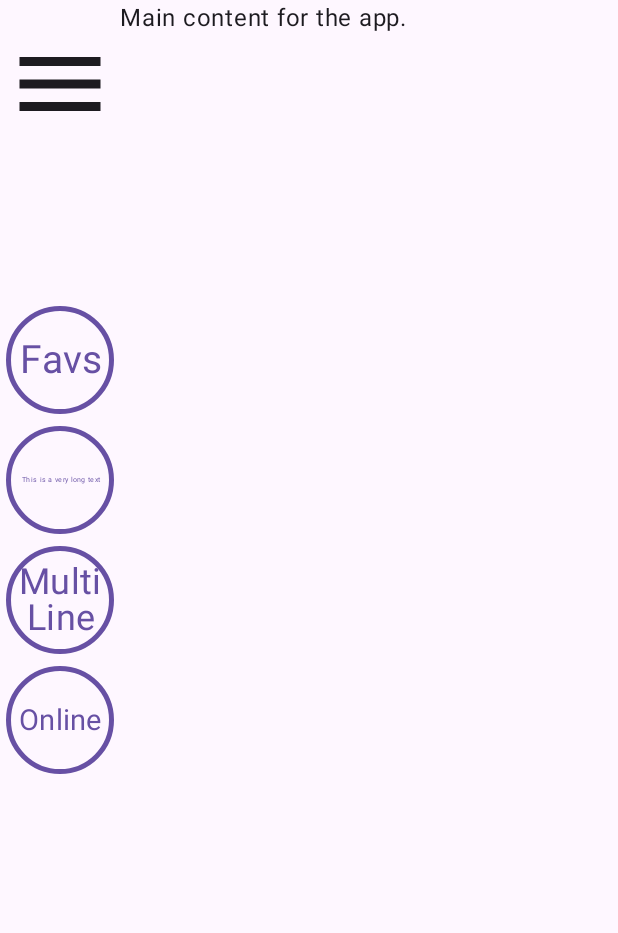
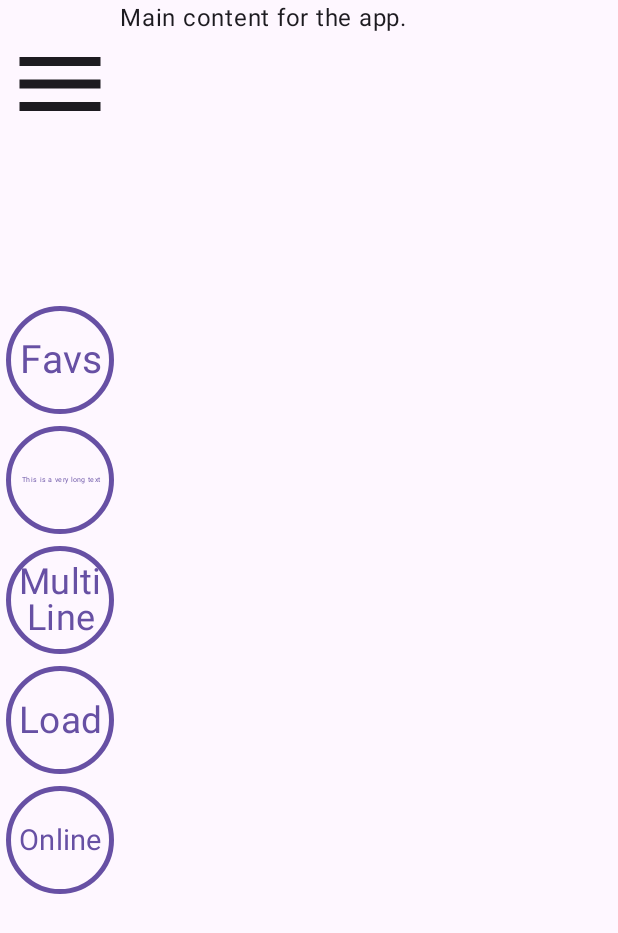
Before and after one commit to HereLiesAz/AzNavRail, an Android app built with Jetpack Compose: the screen it shows after launch (MainActivity), on a phone screen of 412 x 824 dp. Shown: the top 933 px of the screen. Run offline under Robolectric (Android 15) with nearby library versions, the phone set to English and light mode, and no system bars; pictures from the network do not load.

Commit message:
feat(AzNavRail): Integrate AzLoad as default loading animation
Integrates the `AzLoad` module from `TheLexorcist` project into `AzNavRail` to serve as the default loading animation.

Key changes:
- A new `AzLoad` module has been added to the project.
- `AzNavRail` now includes an `isLoading` parameter in its `azSettings` function. When `true`, the `AzLoad` animation is displayed, overlaying the navigation rail content.
- The `SampleApp` has been updated with a new rail button to demonstrate how to toggle the loading state.

This change makes it easy for developers using `AzNavRail` to display a consistent, built-in loading indicator for asynchronous operations.

```diff
--- a/SampleApp/src/main/java/com/example/sampleapp/MainActivity.kt
+++ b/SampleApp/src/main/java/com/example/sampleapp/MainActivity.kt
@@ -37,6 +37,7 @@ class MainActivity : ComponentActivity() {
 @Composable
 fun SampleScreen() {
     var isOnline by remember { mutableStateOf(true) }
+    var isLoading by remember { mutableStateOf(false) }
     val cycleOptions = remember { listOf("A", "B", "C") }
     var selectedOption by remember { mutableStateOf(cycleOptions.first()) }
     val context = LocalContext.current
@@ -45,13 +46,16 @@ fun SampleScreen() {
         AzNavRail {
             azSettings(
                 displayAppNameInHeader = false,
-                packRailButtons = false
+                packRailButtons = false,
+                isLoading = isLoading
             )
 
             azMenuItem(id = "home", text = "Home", onClick = { /* ... */ })
             azRailItem(id = "favorites", text = "Favs", onClick = { /* ... */ })
             azRailItem(id = "long_text", text = "This is a very long text", onClick = { /* ... */ })
             azRailItem(id = "multi_line", text = "Multi\nLine", onClick = { /* ... */ })
+
+            azRailItem(id = "loading", text = "Load", onClick = { isLoading = !isLoading })
 
             azRailToggle(
                 id = "online",
--- a/aznavrail/build.gradle.kts
+++ b/aznavrail/build.gradle.kts
@@ -49,6 +49,7 @@ dependencies {
     implementation(libs.androidx.compose.animation.core)
     implementation(libs.androidx.material.icons.extended)
     api(libs.coil.compose)
+    implementation(project(":AzLoad"))
 
     testImplementation(libs.junit)
     testImplementation(libs.androidx.test.ext.junit)
--- a/aznavrail/src/main/java/com/hereliesaz/aznavrail/AzNavRail.kt
+++ b/aznavrail/src/main/java/com/hereliesaz/aznavrail/AzNavRail.kt
@@ -40,6 +40,7 @@ import androidx.compose.ui.text.style.TextAlign
 import androidx.compose.ui.unit.Dp
 import androidx.compose.ui.unit.dp
 import coil.compose.rememberAsyncImagePainter
+import com.hereliesaz.azload.AzLoad
 import com.hereliesaz.aznavrail.model.AzNavItem
 import kotlinx.coroutines.Job
 import kotlinx.coroutines.delay
@@ -238,7 +239,15 @@ fun AzNavRail(
                     }
                 }
             ) {
-                if (isExpanded) {
+                if (scope.isLoading) {
+                    Box(
+                        modifier = Modifier.fillMaxHeight(),
+                        contentAlignment = Alignment.Center
+                    ) {
+                        AzLoad()
+                    }
+                }
+                else if (isExpanded) {
                     Column(modifier = Modifier.fillMaxHeight()) {
                         Column(modifier = Modifier.weight(1f).verticalScroll(rememberScrollState())) {
                             scope.navItems.forEach { item ->
--- a/aznavrail/src/main/java/com/hereliesaz/aznavrail/AzNavRailScope.kt
+++ b/aznavrail/src/main/java/com/hereliesaz/aznavrail/AzNavRailScope.kt
@@ -17,13 +17,15 @@ interface AzNavRailScope {
      * @param expandedRailWidth The width of the rail when it is expanded.
      * @param collapsedRailWidth The width of the rail when it is collapsed.
      * @param showFooter Whether to show the footer.
+     * @param isLoading Whether to show the loading animation.
      */
     fun azSettings(
         displayAppNameInHeader: Boolean = false,
         packRailButtons: Boolean = false,
         expandedRailWidth: Dp = 260.dp,
         collapsedRailWidth: Dp = 80.dp,
-        showFooter: Boolean = true
+        showFooter: Boolean = true,
+        isLoading: Boolean = false
     )
 
     /**
@@ -93,13 +95,15 @@ internal class AzNavRailScopeImpl : AzNavRailScope {
     var expandedRailWidth: Dp = 260.dp
     var collapsedRailWidth: Dp = 80.dp
     var showFooter: Boolean = true
+    var isLoading: Boolean = false
 
     override fun azSettings(
         displayAppNameInHeader: Boolean,
         packRailButtons: Boolean,
         expandedRailWidth: Dp,
         collapsedRailWidth: Dp,
-        showFooter: Boolean
+        showFooter: Boolean,
+        isLoading: Boolean
     ) {
         require(expandedRailWidth > collapsedRailWidth) {
             """
@@ -117,6 +121,7 @@ internal class AzNavRailScopeImpl : AzNavRailScope {
         this.expandedRailWidth = expandedRailWidth
         this.collapsedRailWidth = collapsedRailWidth
         this.showFooter = showFooter
+        this.isLoading = isLoading
     }
 
     override fun azMenuItem(id: String, text: String, onClick: () -> Unit) {
--- a/gradle/libs.versions.toml
+++ b/gradle/libs.versions.toml
@@ -26,6 +26,8 @@ androidx-ui = { group = "androidx.compose.ui", name = "ui" }
 androidx-ui-graphics = { group = "androidx.compose.ui", name = "ui-graphics" }
 androidx-ui-tooling-preview = { group = "androidx.compose.ui", name = "ui-tooling-preview" }
 material3 = { module = "androidx.compose.material3:material3", version.ref = "material3" }
+androidx-compose-runtime = { group = "androidx.compose.runtime", name = "runtime" }
+androidx-compose-foundation = { group = "androidx.compose.foundation", name = "foundation" }
 androidx-compose-foundation-layout = { group = "androidx.compose.foundation", name = "foundation-layout" }
 androidx-compose-animation-core = { group = "androidx.compose.animation", name = "animation-core" }
 androidx-material-icons-extended = { group = "androidx.compose.material", name = "material-icons-extended" }
--- a/settings.gradle.kts
+++ b/settings.gradle.kts
@@ -25,3 +25,4 @@ dependencyResolutionManagement {
 rootProject.name = "AzNavRail"
 include(":SampleApp")
 include(":aznavrail")
+include(":AzLoad")
```
Also changed, not shown: AzLoad/build.gradle.kts (added, +48 -0 lines), AzLoad/src/main/java/com/hereliesaz/azload/AzLoad.kt (added, +54 -0 lines), 1 other file.
